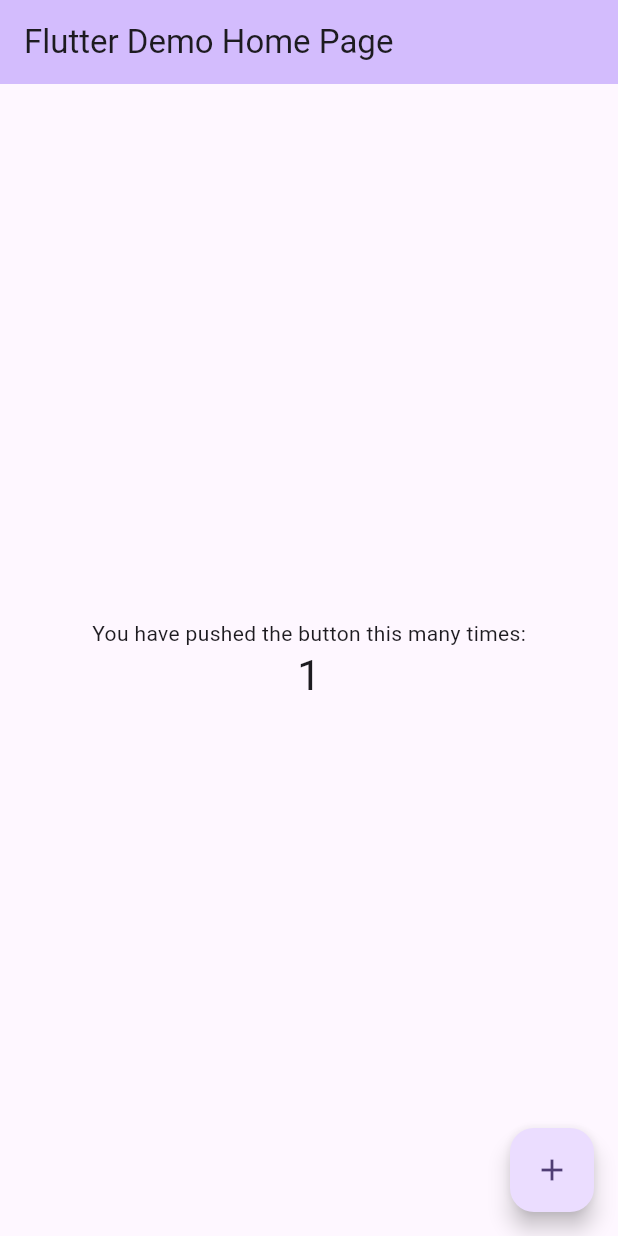
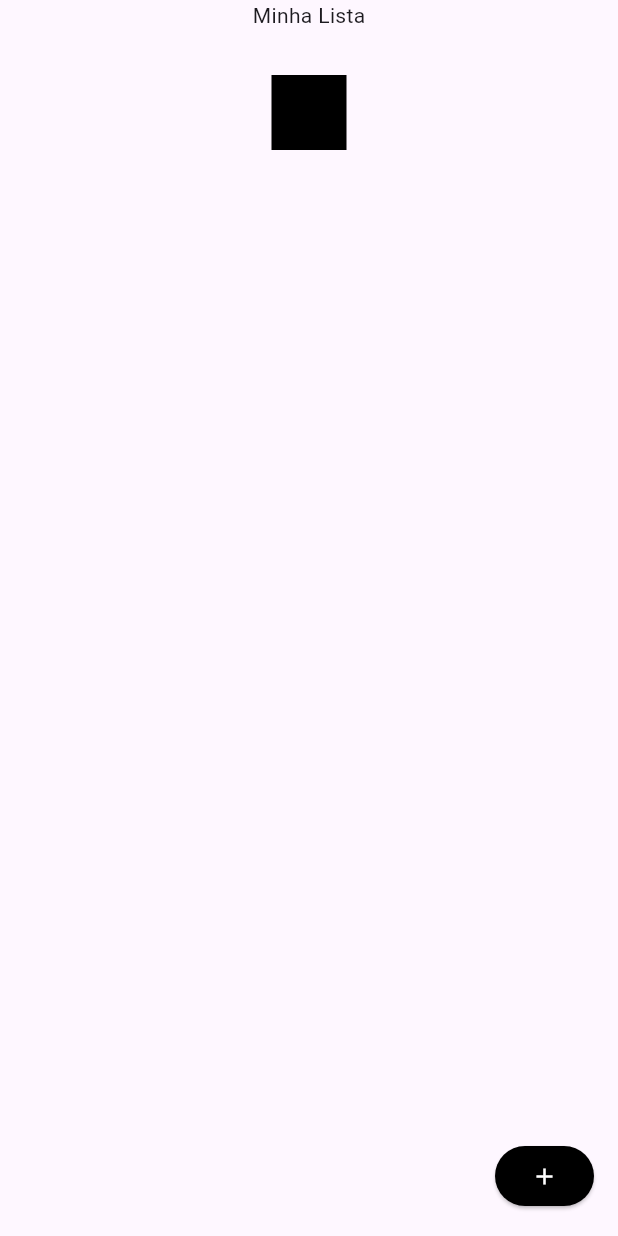
Before and after one commit to AlefMenez/isar_com_cubit, a Flutter app: the screen it shows after launch, after a tap on the "add" icon, on a phone screen of 412 x 824 dp. Run offline on Flutter 3.47's test engine with Material 2 defaults, Android fonts, the phone set to English and light mode, and no system bars; our stand-ins replace bloc, flutter_bloc, isar; accounts and stored records are empty; generated files the repository leaves out were written again.

```diff
--- /dev/null
+++ b/lib/app/modules/home/cubit/home_cubit.dart
@@ -0,0 +1,8 @@
+import 'package:bloc/bloc.dart';
+import 'package:meta/meta.dart';
+
+part 'home_state.dart';
+
+class HomeCubit extends Cubit<HomeState> {
+  HomeCubit() : super(HomeInitial());
+}
--- /dev/null
+++ b/lib/app/modules/home/cubit/home_state.dart
@@ -0,0 +1,6 @@
+part of 'home_cubit.dart';
+
+@immutable
+sealed class HomeState {}
+
+final class HomeInitial extends HomeState {}
--- /dev/null
+++ b/lib/app/modules/home/home_page.dart
@@ -0,0 +1,39 @@
+import 'package:flutter/material.dart';
+import 'package:isar_com_cubit/app/modules/home/cubit/home_cubit.dart';
+
+class HomePage extends StatefulWidget {
+  final HomeCubit controller;
+  const HomePage({super.key, required this.controller});
+
+  @override
+  State<HomePage> createState() => _HomePageState();
+}
+
+class _HomePageState extends State<HomePage> {
+  @override
+  Widget build(BuildContext context) {
+    return Scaffold(
+      floatingActionButton: ElevatedButton(
+        style: ElevatedButton.styleFrom(backgroundColor: Colors.black),
+        onPressed: () {
+
+      }, child: Icon(Icons.add, color: Colors.white,)),
+      floatingActionButtonLocation: FloatingActionButtonLocation.endFloat,
+      body: Column(
+        children: [
+          Center(
+            child: Text('Minha Lista'),
+          ),
+          const SizedBox(
+             height: 30,
+          ),
+          Container(
+            color: Colors.black,
+            width: 50,
+            height: 50,
+          )
+        ],
+      ),
+    );
+  }
+}
--- /dev/null
+++ b/lib/app/modules/home/home_route.dart
@@ -0,0 +1,14 @@
+ import 'package:flutter/material.dart';
+import 'package:isar_com_cubit/app/modules/home/cubit/home_cubit.dart';
+import 'package:isar_com_cubit/app/modules/home/home_page.dart';
+
+import 'package:provider/provider.dart';
+
+class HomeRoute {
+  Widget page(BuildContext context) {
+    return MultiProvider(providers: [
+      Provider(create: (context) => HomeCubit(),)
+    ], builder: (context, child) => HomePage(controller: context.read(),));
+
+  }
+}
--- a/lib/app/modules/splash/cubit/splash_cubit.dart
+++ b/lib/app/modules/splash/cubit/splash_cubit.dart
@@ -1,8 +1,20 @@
-import 'package:bloc/bloc.dart';
-import 'package:meta/meta.dart';
+import 'dart:developer';
+
+import 'package:flutter_bloc/flutter_bloc.dart';
 
 part 'splash_state.dart';
 
 class SplashCubit extends Cubit<SplashState> {
-  SplashCubit() : super(SplashInitial());
+  SplashCubit() : super(SplashInitial()) {
+    _loading();
+  }
+
+  Future<void> _loading() async {
+    log('inicio');
+    emit(SplashLoading());
+    await Future.delayed(const Duration(seconds: 2));
+
+    emit(SplashLoaded());
+    log('fim');
+  }
 }
--- a/lib/app/modules/splash/splash_page.dart
+++ b/lib/app/modules/splash/splash_page.dart
@@ -1,14 +1,43 @@
 import 'package:flutter/material.dart';
+import 'package:flutter_bloc/flutter_bloc.dart';
+import 'package:isar_com_cubit/app/modules/splash/cubit/splash_cubit.dart';
 
-class SplashPage extends StatelessWidget {
+class SplashPage extends StatefulWidget {
+  final SplashCubit controller;
+  const SplashPage({super.key, required this.controller});
 
-  const SplashPage({ super.key });
+  @override
+  State<SplashPage> createState() => _SplashPageState();
+}
 
-   @override
-   Widget build(BuildContext context) {
-       return Scaffold(
-           appBar: AppBar(title: const Text(''),),
-           body: Container(),
-       );
+class _SplashPageState extends State<SplashPage> {
+  @override
+  Widget build(BuildContext context) {
+    return Scaffold(
+        body: BlocConsumer<SplashCubit, SplashState>(
+      listener: (context, state) {
+        if (state is SplashLoaded) {
+          print('Vamos mandar para outra tela');
+          Navigator.of(context).pushReplacementNamed('/home');
+        }
+      },
+      builder: (context, state) {
+        return Center(
+          child: switch (state) {
+            SplashInitial() => const SizedBox(),
+            SplashLoading() => const CircularProgressIndicator.adaptive(),
+            SplashLoaded() => const SizedBox(),
+            SplasError() => Container(
+                color: Colors.red,
+                width: double.infinity,
+                height: double.infinity,
+                child: Center(
+                  child: Text(state.error ?? ''),
+                ),
+              ),
+          },
+        );
+      },
+    ));
   }
 }
--- /dev/null
+++ b/lib/app/modules/splash/splash_route.dart
@@ -0,0 +1,13 @@
+import 'package:flutter/material.dart';
+import 'package:isar_com_cubit/app/modules/splash/cubit/splash_cubit.dart';
+import 'package:isar_com_cubit/app/modules/splash/splash_page.dart';
+import 'package:provider/provider.dart';
+
+class SplashRoute {
+  Widget page(BuildContext context) {
+    return MultiProvider(providers: [
+      Provider(create: (context) => SplashCubit(),)
+    ], builder: (context, child) => SplashPage(controller: context.read(),));
+
+  }
+}
--- a/lib/app/routes/routes.dart
+++ b/lib/app/routes/routes.dart
@@ -1,10 +1,16 @@
 import 'package:flutter/material.dart';
+import 'package:isar_com_cubit/app/modules/home/home_route.dart';
+import 'package:isar_com_cubit/app/modules/splash/splash_route.dart';
 
 sealed class Routes {
   static Route<dynamic> routes(RouteSettings settings) {
     WidgetBuilder builder;
     switch (settings.name) {
       case '/':
+        builder = SplashRoute().page;
+        break;
+        case '/home':
+        builder = HomeRoute().page;
         break;
 
       default:
--- a/lib/main.dart
+++ b/lib/main.dart
@@ -1,89 +1,27 @@
 import 'package:flutter/material.dart';
 import 'package:isar_com_cubit/app/routes/routes.dart';
 
-void main() {
-  runApp(const MyApp());
+
+void main() async {
+  runApp(MyApp());
 }
 
 class MyApp extends StatelessWidget {
-  const MyApp({super.key});
+  const MyApp({
+    super.key,
+  });
 
-  // This widget is the root of your application.
   @override
   Widget build(BuildContext context) {
     return MaterialApp(
+      debugShowCheckedModeBanner: false,
       onGenerateRoute: Routes.routes,
+      initialRoute: '/',
       title: 'Flutter Demo',
       theme: ThemeData(
-        // This is the theme of your application.
-        //
-        // TRY THIS: Try running your application with "flutter run". You'll see
-        // the application has a blue toolbar. Then, without quitting the app,
-        // try changing the seedColor in the colorScheme below to Colors.green
-        // and then invoke "hot reload" (save your changes or press the "hot
-        // reload" button in a Flutter-supported IDE, or press "r" if you used
-        // the command line to start the app).
-        //
-        // Notice that the counter didn't reset back to zero; the application
-        // state is not lost during the reload. To reset the state, use hot
-        // restart instead.
-        //
-        // This works for code too, not just values: Most code changes can be
-        // tested with just a hot reload.
         colorScheme: ColorScheme.fromSeed(seedColor: Colors.deepPurple),
         useMaterial3: true,
       ),
-      home: const MyHomePage(title: 'Flutter Demo Home Page'),
     );
   }
 }
-
-class MyHomePage extends StatefulWidget {
-  const MyHomePage({super.key, required this.title});
-
-  final String title;
-
-  @override
-  State<MyHomePage> createState() => _MyHomePageState();
-}
-
-class _MyHomePageState extends State<MyHomePage> {
-  int _counter = 0;
-
-  void _incrementCounter() {
-    setState(() {
-      _counter++;
-    });
-  }
-
-  @override
-  Widget build(BuildContext context) {
-    return Scaffold(
-      appBar: AppBar(
-        backgroundColor: Theme.of(context).colorScheme.inversePrimary,
-        title: Text(widget.title),
-      ),
-      body: Center(
-
-        child: Column(
-
-          mainAxisAlignment: MainAxisAlignment.center,
-          children: <Widget>[
-            const Text(
-              'You have pushed the button this many times:',
-            ),
-            Text(
-              '$_counter',
-              style: Theme.of(context).textTheme.headlineMedium,
-            ),
-          ],
-        ),
-      ),
-      floatingActionButton: FloatingActionButton(
-        onPressed: _incrementCounter,
-        tooltip: 'Increment',
-        child: const Icon(Icons.add),
-      ), // This trailing comma makes auto-formatting nicer for build methods.
-    );
-  }
-}
--- a/pubspec.yaml
+++ b/pubspec.yaml
@@ -38,6 +38,7 @@ dependencies:
   flutter_bloc: ^8.1.3
   provider: ^6.1.1
   isar_flutter_libs: ^3.1.0+1
+  isar: ^3.1.0+1
 
 dev_dependencies:
   flutter_test:
@@ -50,6 +51,7 @@ dev_dependencies:
   # rules and activating additional ones.
   flutter_lints: ^2.0.0
   isar_generator: ^3.1.0+1
+  build_runner: ^2.4.6
 
 # For information on the generic Dart part of this file, see the
 # following page: https://dart.dev/tools/pub/pubspec
```
Also changed, not shown: lib/app/core/core_isar.dart (added, +10 -0 lines), lib/app/data/models/task.dart (added, +81 -0 lines), lib/app/modules/splash/cubit/splash_state.dart (+11 -1 lines), lib/app/data/models/task.g.dart (added), pubspec.lock, 1 other file.
